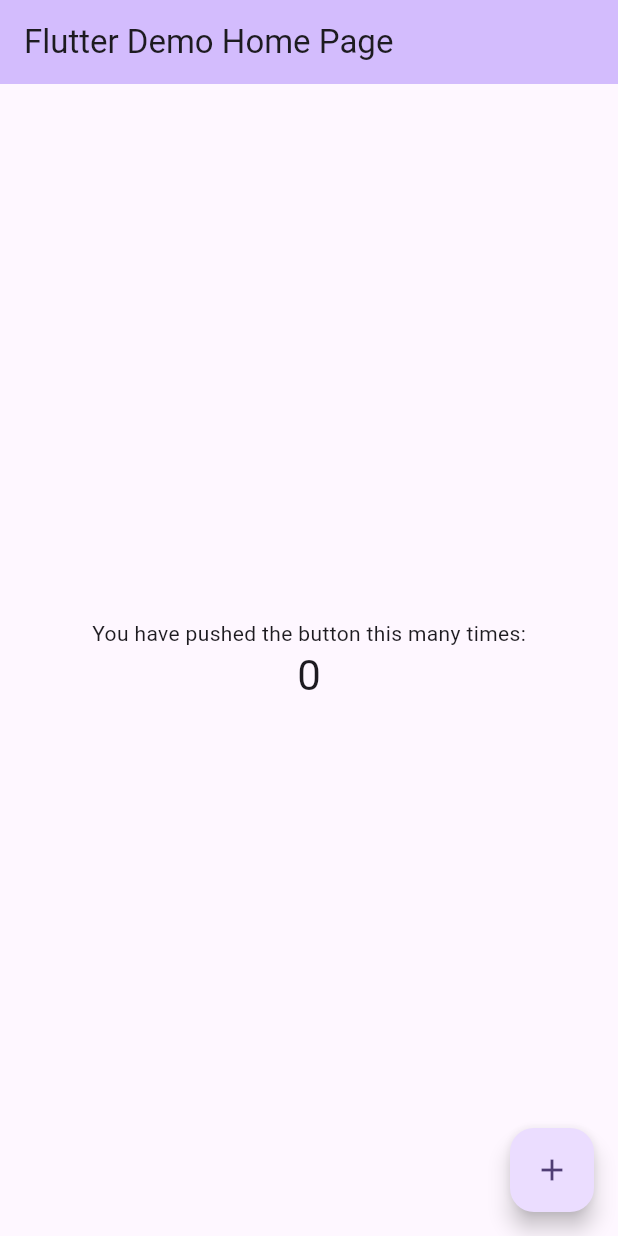
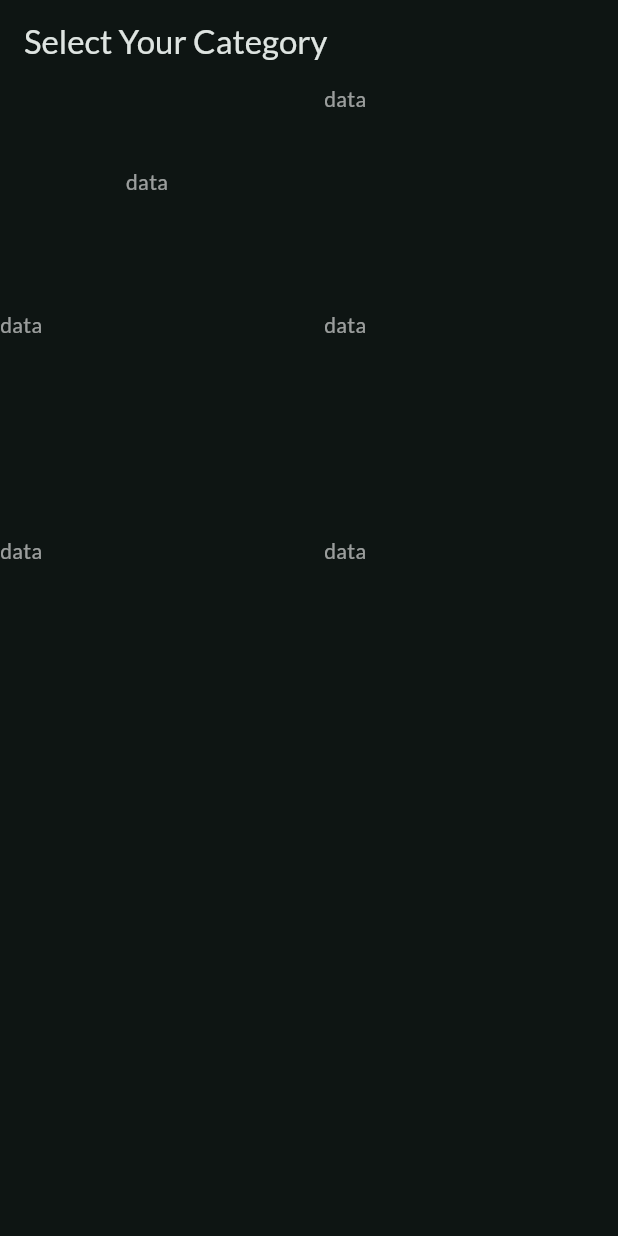
Before and after one commit to mhnazary/mealApp, a Flutter app: the screen it shows after launch, on a phone screen of 412 x 824 dp. Run offline on Flutter 3.47's test engine with Material 3 defaults, Android fonts, the phone set to English and light mode, and no system bars; our stand-ins replace google_fonts.

Commit message:
Added category and category model

```diff
--- /dev/null
+++ b/lib/categories.dart
@@ -0,0 +1,48 @@
+import 'package:flutter/material.dart';
+
+class Categories extends StatelessWidget {
+  const Categories({super.key});
+
+  @override
+  Widget build(BuildContext context) {
+    return Scaffold(
+      appBar: AppBar(title: Text("Select Your Category")),
+      body: GridView(
+        gridDelegate: SliverGridDelegateWithFixedCrossAxisCount(
+          crossAxisCount: 2,
+          childAspectRatio: 3 / 2,
+          mainAxisSpacing: 20,
+          crossAxisSpacing: 20,
+        ),
+        children: [
+          Center(
+            child: Text(
+              'data',
+              style: TextStyle(color: Color.fromARGB(149, 255, 255, 255)),
+            ),
+          ),
+          Text(
+            'data',
+            style: TextStyle(color: Color.fromARGB(149, 255, 255, 255)),
+          ),
+          Text(
+            'data',
+            style: TextStyle(color: Color.fromARGB(149, 255, 255, 255)),
+          ),
+          Text(
+            'data',
+            style: TextStyle(color: Color.fromARGB(149, 255, 255, 255)),
+          ),
+          Text(
+            'data',
+            style: TextStyle(color: Color.fromARGB(149, 255, 255, 255)),
+          ),
+          Text(
+            'data',
+            style: TextStyle(color: Color.fromARGB(149, 255, 255, 255)),
+          ),
+        ],
+      ),
+    );
+  }
+}
--- /dev/null
+++ b/lib/data/category_data.dart
@@ -0,0 +1,15 @@
+import 'package:flutter/material.dart';
+import 'package:meal_app/model/category.dart';
+
+const availableCategories = [
+  Category(id: 'c1', title: 'Italian', color: Colors.purple),
+  Category(id: 'c2', title: 'Quick & Easy', color: Colors.red),
+  Category(id: 'c3', title: 'Hamburgers', color: Colors.orange),
+  Category(id: 'c4', title: 'German', color: Colors.amber),
+  Category(id: 'c5', title: 'Light & Lovely', color: Colors.blue),
+  Category(id: 'c6', title: 'Exotic', color: Colors.green),
+  Category(id: 'c7', title: 'Breakfast', color: Colors.lightBlue),
+  Category(id: 'c8', title: 'Asian', color: Colors.lightGreen),
+  Category(id: 'c9', title: 'French', color: Colors.pink),
+  Category(id: 'c10', title: 'Summer', color: Colors.teal),
+];
--- a/lib/main.dart
+++ b/lib/main.dart
@@ -1,4 +1,14 @@
 import 'package:flutter/material.dart';
+import 'package:google_fonts/google_fonts.dart';
+import 'package:meal_app/categories.dart';
+
+final theme = ThemeData(
+  colorScheme: ColorScheme.fromSeed(
+    seedColor: Color.fromARGB(255, 20, 150, 130),
+    brightness: Brightness.dark,
+  ),
+  textTheme: GoogleFonts.latoTextTheme(),
+);
 
 void main() {
   runApp(const MyApp());
@@ -7,116 +17,8 @@ void main() {
 class MyApp extends StatelessWidget {
   const MyApp({super.key});
 
-  // This widget is the root of your application.
   @override
   Widget build(BuildContext context) {
-    return MaterialApp(
-      title: 'Flutter Demo',
-      theme: ThemeData(
-        // This is the theme of your application.
-        //
-        // TRY THIS: Try running your application with "flutter run". You'll see
-        // the application has a purple toolbar. Then, without quitting the app,
-        // try changing the seedColor in the colorScheme below to Colors.green
-        // and then invoke "hot reload" (save your changes or press the "hot
-        // reload" button in a Flutter-supported IDE, or press "r" if you used
-        // the command line to start the app).
-        //
-        // Notice that the counter didn't reset back to zero; the application
-        // state is not lost during the reload. To reset the state, use hot
-        // restart instead.
-        //
-        // This works for code too, not just values: Most code changes can be
-        // tested with just a hot reload.
-        colorScheme: ColorScheme.fromSeed(seedColor: Colors.deepPurple),
-      ),
-      home: const MyHomePage(title: 'Flutter Demo Home Page'),
-    );
+    return MaterialApp(theme: theme, home: Categories());
   }
 }
-
-class MyHomePage extends StatefulWidget {
-  const MyHomePage({super.key, required this.title});
-
-  // This widget is the home page of your application. It is stateful, meaning
-  // that it has a State object (defined below) that contains fields that affect
-  // how it looks.
-
-  // This class is the configuration for the state. It holds the values (in this
-  // case the title) provided by the parent (in this case the App widget) and
-  // used by the build method of the State. Fields in a Widget subclass are
-  // always marked "final".
-
-  final String title;
-
-  @override
-  State<MyHomePage> createState() => _MyHomePageState();
-}
-
-class _MyHomePageState extends State<MyHomePage> {
-  int _counter = 0;
-
-  void _incrementCounter() {
-    setState(() {
-      // This call to setState tells the Flutter framework that something has
-      // changed in this State, which causes it to rerun the build method below
-      // so that the display can reflect the updated values. If we changed
-      // _counter without calling setState(), then the build method would not be
-      // called again, and so nothing would appear to happen.
-      _counter++;
-    });
-  }
-
-  @override
-  Widget build(BuildContext context) {
-    // This method is rerun every time setState is called, for instance as done
-    // by the _incrementCounter method above.
-    //
-    // The Flutter framework has been optimized to make rerunning build methods
-    // fast, so that you can just rebuild anything that needs updating rather
-    // than having to individually change instances of widgets.
-    return Scaffold(
-      appBar: AppBar(
-        // TRY THIS: Try changing the color here to a specific color (to
-        // Colors.amber, perhaps?) and trigger a hot reload to see the AppBar
-        // change color while the other colors stay the same.
-        backgroundColor: Theme.of(context).colorScheme.inversePrimary,
-        // Here we take the value from the MyHomePage object that was created by
-        // the App.build method, and use it to set our appbar title.
-        title: Text(widget.title),
-      ),
-      body: Center(
-        // Center is a layout widget. It takes a single child and positions it
-        // in the middle of the parent.
-        child: Column(
-          // Column is also a layout widget. It takes a list of children and
-          // arranges them vertically. By default, it sizes itself to fit its
-          // children horizontally, and tries to be as tall as its parent.
-          //
-          // Column has various properties to control how it sizes itself and
-          // how it positions its children. Here we use mainAxisAlignment to
-          // center the children vertically; the main axis here is the vertical
-          // axis because Columns are vertical (the cross axis would be
-          // horizontal).
-          //
-          // TRY THIS: Invoke "debug painting" (choose the "Toggle Debug Paint"
-          // action in the IDE, or press "p" in the console), to see the
-          // wireframe for each widget.
-          mainAxisAlignment: MainAxisAlignment.center,
-          children: <Widget>[
-            const Text('You have pushed the button this many times:'),
-            Text(
-              '$_counter',
-              style: Theme.of(context).textTheme.headlineMedium,
-            ),
-          ],
-        ),
-      ),
-      floatingActionButton: FloatingActionButton(
-        onPressed: _incrementCounter,
-        tooltip: 'Increment',
-        child: const Icon(Icons.add),
-      ), // This trailing comma makes auto-formatting nicer for build methods.
-    );
-  }
-}
--- /dev/null
+++ b/lib/model/category.dart
@@ -0,0 +1,9 @@
+import 'package:flutter/material.dart';
+
+class Category {
+  const Category({required this.id, required this.title, required this.color});
+
+  final String id;
+  final String title;
+  final Color color;
+}
```
Also changed, not shown: 1 other file.
